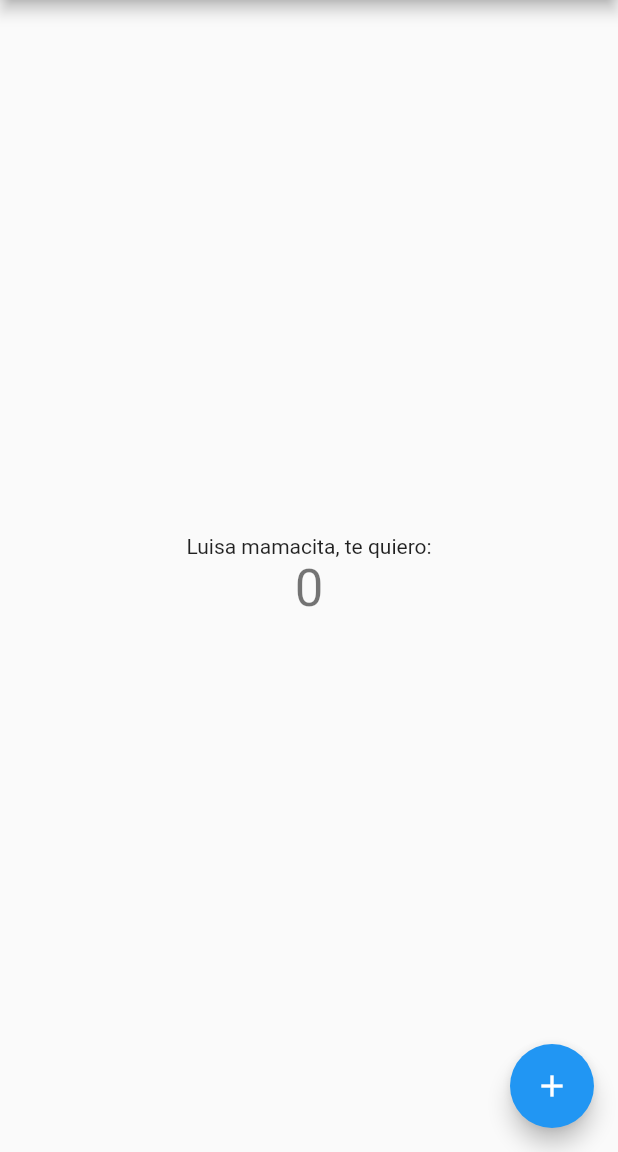
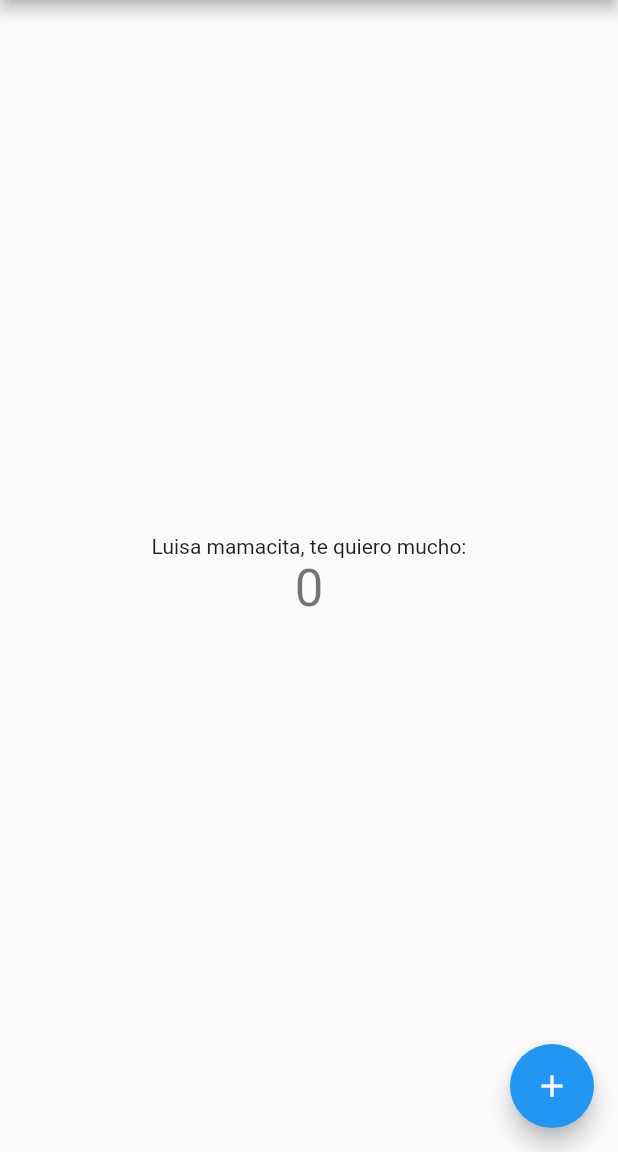
Before and after one commit to Luisa0928/MindIt, a Flutter app: the screen it shows after launch, on a phone screen of 412 x 824 dp, the part 84-1236 px from its top. Run offline on Flutter 3.47's test engine with Material 2 defaults, Android fonts, the phone set to English and light mode, and no system bars.

Commit message:
segundo cambio

```diff
--- a/lib/main.dart
+++ b/lib/main.dart
@@ -94,7 +94,7 @@ class _MyHomePageState extends State<MyHomePage> {
           mainAxisAlignment: MainAxisAlignment.center,
           children: <Widget>[
             Text(
-              'Luisa mamacita, te quiero:',
+              'Luisa mamacita, te quiero mucho:',
             ),
             Text(
               '$_counter',
```
